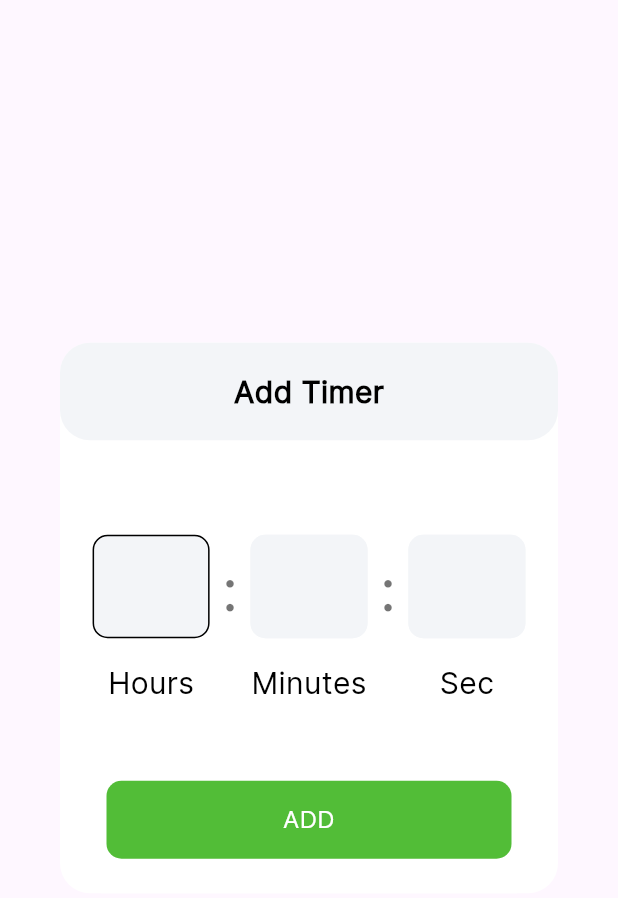
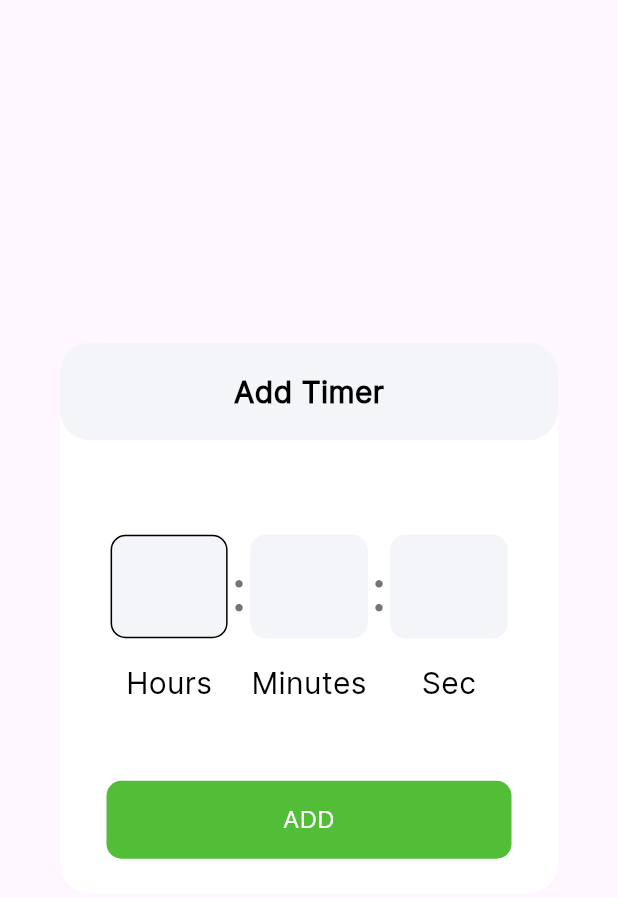
Before and after one commit to lalit127/lalit_practical_2, a Flutter app: the CommonDialog widget shown alone on an empty page, opened directly, on a phone screen of 412 x 824 dp. Shown: the top 898 px of the screen. Run offline on Flutter 3.47's test engine with Material 3 defaults, Android fonts, the phone set to English and light mode, and no system bars; our stand-ins replace flutter_svg, get, shared_preferences; accounts and stored records are empty.

Commit message:
practical done

```diff
--- a/lib/widget/common_dialog.dart
+++ b/lib/widget/common_dialog.dart
@@ -19,6 +19,8 @@ class CommonDialog extends StatelessWidget {
         decoration: BoxDecoration(
             color: AppColor.white, borderRadius: BorderRadius.circular(20)),
         child: Column(
+          mainAxisAlignment: MainAxisAlignment.center,
+          crossAxisAlignment: CrossAxisAlignment.center,
           mainAxisSize: MainAxisSize.min,
           children: [
             Container(
@@ -37,10 +39,10 @@ class CommonDialog extends StatelessWidget {
             ),
             const SizedBox(height: 63),
             Row(
+              mainAxisAlignment: MainAxisAlignment.center,
               crossAxisAlignment: CrossAxisAlignment.start,
               mainAxisSize: MainAxisSize.min,
               children: [
-                SizedBox(width: 5),
                 Column(
                   children: [
                     CommonTextField(controller: timeCon.hourController),
@@ -53,7 +55,7 @@ class CommonDialog extends StatelessWidget {
                 ),
                 Container(
                   margin:
-                      const EdgeInsets.symmetric(horizontal: 8.0, vertical: 8),
+                      const EdgeInsets.symmetric(horizontal: 2.0, vertical: 8),
                   child: CommonText(
                     text: ":",
                     fontWeight: FontWeight.w400,
@@ -73,7 +75,7 @@ class CommonDialog extends StatelessWidget {
                 ),
                 Container(
                   margin:
-                      const EdgeInsets.symmetric(horizontal: 8, vertical: 8),
+                      const EdgeInsets.symmetric(horizontal: 2, vertical: 8),
                   child: CommonText(
                     text: ":",
                     fontWeight: FontWeight.w400,
@@ -94,7 +96,6 @@ class CommonDialog extends StatelessWidget {
                     ),
                   ],
                 ),
-                SizedBox(width: 5),
               ],
             ),
             SizedBox(height: 51),
```
